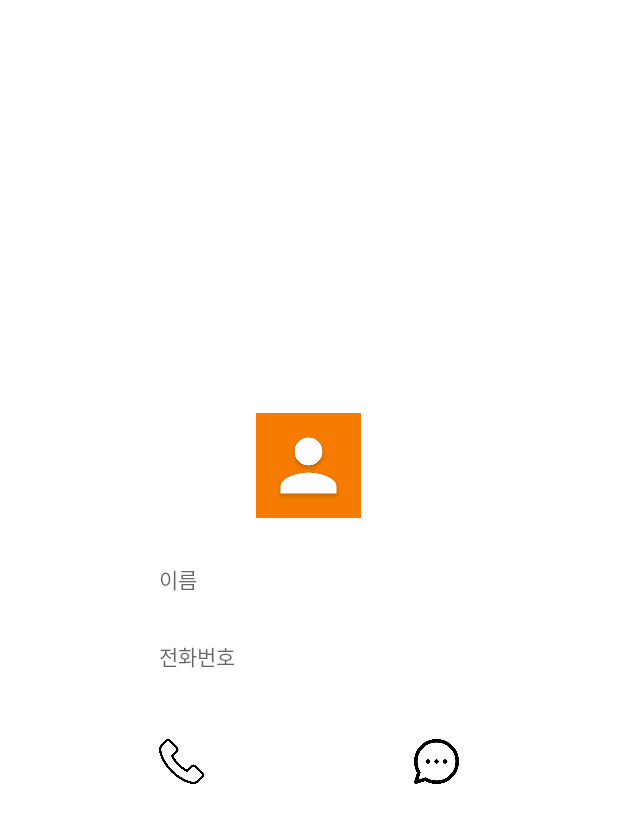
After one commit to Byeonminu/OneClick, an Android app: the ClickActivity screen opened directly, with no data from a screen before it, on a phone screen of 412 x 824 dp. The commit adds this screen. Shown: the top 823 px of the screen. Run offline under Robolectric (Android 15) with nearby library versions, the phone set to English and light mode, and no system bars; 3 statements that could not run were skipped.

Commit message:
*adding phone data not included made click_row.xml made ClickActivity.java updated Data.java modified HomeFragment.java

```diff
--- a/app/src/main/AndroidManifest.xml
+++ b/app/src/main/AndroidManifest.xml
@@ -5,6 +5,7 @@
 
     <uses-permission android:name="android.permission.CALL_PHONE" />
     <uses-permission android:name="android.permission.DIAL_PHONE" />
+    <uses-permission android:name="android.permission.READ_CONTACTS"/>
     <application
         android:allowBackup="true"
         android:dataExtractionRules="@xml/data_extraction_rules"
@@ -22,6 +23,9 @@
             android:name=".AddActivity"
             android:exported="false" />
         <activity
+            android:name=".ClickActivity"
+            android:exported="false" />
+        <activity
             android:name=".MainActivity"
             android:exported="true"
             android:label="@string/app_name">
--- /dev/null
+++ b/app/src/main/java/com/example/myapplication/ClickActivity.java
@@ -0,0 +1,84 @@
+package com.example.myapplication;
+
+import android.app.Activity;
+import android.content.Intent;
+import android.net.Uri;
+import android.os.Bundle;
+import android.telephony.PhoneNumberFormattingTextWatcher;
+import android.view.View;
+import android.widget.Button;
+import android.widget.EditText;
+import android.widget.ImageButton;
+import android.widget.TextView;
+
+import com.example.myapplication.ui.home.Data;
+import com.example.myapplication.ui.home.MyAdapter;
+
+import java.util.ArrayList;
+
+public class ClickActivity extends Activity {
+    TextView showName, showPhone;
+
+    @Override
+    protected void onCreate(Bundle savedInstanceState){
+        super.onCreate(savedInstanceState);
+        setContentView(R.layout.click_row);
+
+        showName=(TextView)findViewById(R.id.show_name);
+        showPhone=(TextView)findViewById(R.id.show_phone);
+
+        Intent i=getIntent();
+        int position=i.getExtras().getInt("position");
+        ArrayList<Data> sampleData=getIntent().getParcelableArrayListExtra("sampleData");
+        //ArrayList<Data> sampledata=(ArrayList<Data>)sampleData;
+        MyAdapter myadapter=new MyAdapter(this,sampleData);
+        String find_name= sampleData.get(position).getName();
+        String find_phone=sampleData.get(position).getPhone();
+
+
+        showName.setText(find_name);
+        showPhone.setText(find_phone);
+
+        Button callBtn=(Button) findViewById(R.id.call_btn);
+        Button messageBtn=(Button) findViewById(R.id.message_btn);
+
+        callBtn.setOnClickListener(new Button.OnClickListener(){
+            @Override
+            public void onClick(View v) {
+//              String name=addNameEdit.getText().toString();
+//              String phone=addPhoneEdit.getText().toString();
+
+                String tel="tel:"+find_phone;
+                startActivity(new Intent("android.intent.action.DIAL", Uri.parse(tel)));
+
+//              Intent intent2 = new Intent(AddActivity.this, MainActivity.class);
+//              startActivity(intent2);
+            }
+        });
+
+        messageBtn.setOnClickListener(new Button.OnClickListener(){
+            @Override
+            public void onClick(View v) {
+//                String name=addNameEdit.getText().toString();
+//                String phone=addPhoneEdit.getText().toString();
+
+                /*HomeFragment data=new HomeFragment();
+                data.SampleData.add(new Data(name,phone));*/
+                String tel="smsto:"+find_phone;
+                //startActivity(new Intent("android.intent.action.DIAL", Uri.parse(tel)));
+                Intent smsIntent = new Intent(Intent.ACTION_VIEW);
+                smsIntent.setType("vnd.android-dir/mms-sms");
+                smsIntent.putExtra("address", find_phone);
+                //smsIntent.putExtra("sms_body","Body of Message");
+                startActivity(smsIntent);
+
+
+
+//              Intent intent2 = new Intent(AddActivity.this, MainActivity.class);
+//              startActivity(intent2);
+
+            }
+        });
+    }
+
+}
--- /dev/null
+++ b/app/src/main/res/layout/click_row.xml
@@ -0,0 +1,62 @@
+<?xml version="1.0" encoding="utf-8"?>
+<LinearLayout xmlns:android="http://schemas.android.com/apk/res/android"
+    xmlns:app="http://schemas.android.com/apk/res-auto"
+    xmlns:tools="http://schemas.android.com/tools"
+    android:layout_width="match_parent"
+    android:layout_height="match_parent"
+    android:gravity="center"
+    android:orientation="vertical"
+    tools:context=".AddActivity">
+
+    <ImageView
+        android:id="@+id/person_image"
+        android:layout_width="70dp"
+        android:layout_height="70dp"
+
+        android:layout_gravity="center"
+        android:src="@drawable/person_image"
+
+        android:layout_centerHorizontal="true"
+        />
+
+    <TextView
+        android:id="@+id/show_name"
+        android:layout_width="200dp"
+        android:layout_height="wrap_content"
+        android:layout_marginTop="30dp"
+        android:hint="이름"
+        android:inputType="text"/>
+    <TextView
+        android:id="@+id/show_phone"
+        android:layout_width="200dp"
+        android:layout_height="wrap_content"
+        android:layout_marginTop="30dp"
+        android:hint="전화번호"
+        android:maxLength="13"
+        android:inputType="phone"/>
+    <LinearLayout
+        android:layout_width="match_parent"
+        android:layout_height="100dp"
+        android:orientation="horizontal"
+
+        android:gravity="center">
+        <Button
+            android:id="@+id/call_btn"
+            android:layout_width="30dp"
+            android:layout_height="30dp"
+            android:layout_marginTop="10dp"
+            android:background="@drawable/telephone"
+            android:layout_marginRight="70dp"
+            />
+        <Button
+            android:id="@+id/message_btn"
+            android:layout_width="30dp"
+            android:layout_height="30dp"
+            android:background="@drawable/messenger"
+            android:layout_marginTop="10dp"
+            android:layout_marginLeft="70dp"
+            />
+    </LinearLayout>
+
+
+</LinearLayout>
```
Also changed, not shown: app/src/main/java/com/example/myapplication/ui/home/Data.java (+32 -1 lines), app/src/main/java/com/example/myapplication/ui/home/HomeFragment.java (+7 -2 lines), app/src/main/res/drawable/person_image.png (added).
